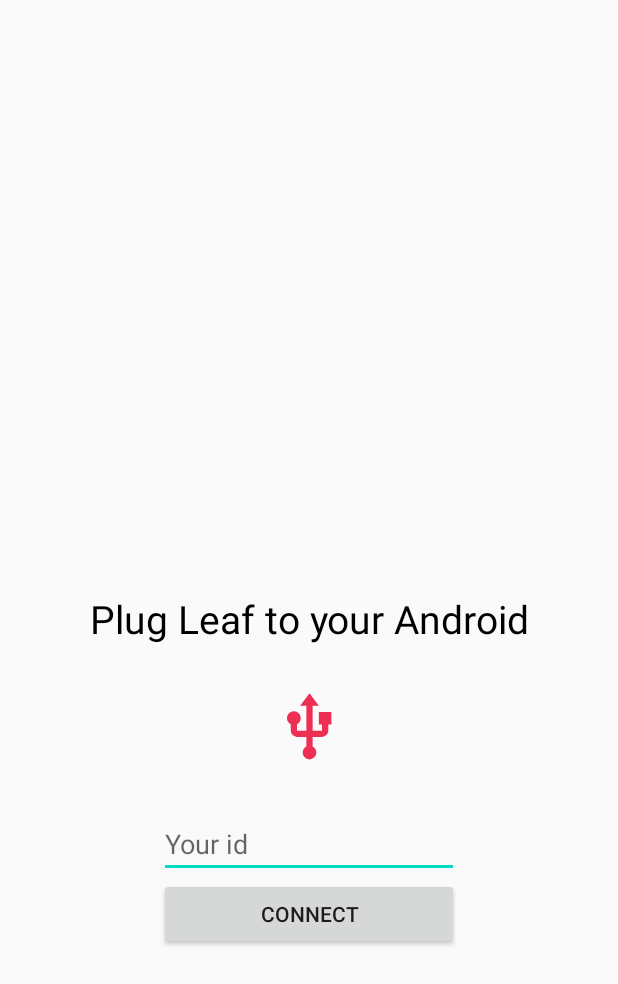
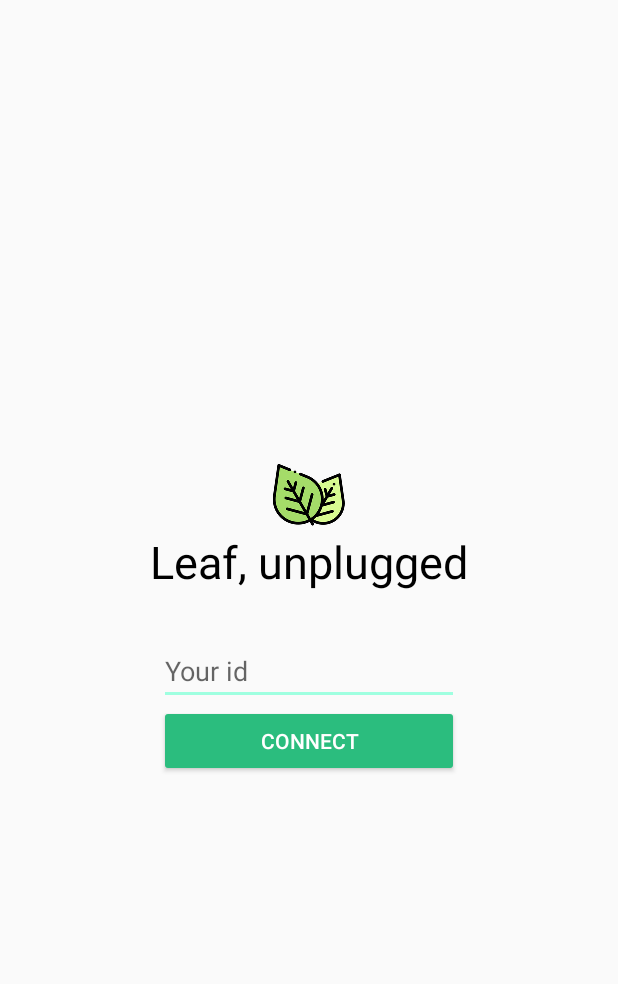
Before and after one commit to wwleaf/android-app, an Android app: the layout activity_main.xml on its own in the app's theme, with its tools: preview values and no code run, on a phone screen of 412 x 824 dp. Shown: the top 984 px of the screen. Run offline under Robolectric (Android 15) with nearby library versions, the phone set to English and light mode, and no system bars.

Commit message:
cleaned landing page

```diff
--- a/app/src/main/java/me/aflak/leaf/main/presenter/MainPresenterImpl.java
+++ b/app/src/main/java/me/aflak/leaf/main/presenter/MainPresenterImpl.java
@@ -30,6 +30,7 @@ public class MainPresenterImpl implements MainPresenter {
     public void onCreate(Context context) {
         view.hideConnectButton();
         view.hideChat();
+        view.showDisconnectedIcon();
 
         arduino = new Arduino(context);
         interactor.setOnGraphListener(onGraphListener);
--- a/app/src/main/java/me/aflak/leaf/main/view/MainActivity.java
+++ b/app/src/main/java/me/aflak/leaf/main/view/MainActivity.java
@@ -10,7 +10,8 @@ import android.os.Bundle;
 import android.view.View;
 import android.widget.Button;
 import android.widget.EditText;
-import android.widget.ImageView;
+import android.widget.LinearLayout;
+import android.widget.TextView;
 
 import java.util.List;
 
@@ -27,10 +28,10 @@ import me.aflak.leaf.main.dagger.MainModule;
 import me.aflak.leaf.main.presenter.MainPresenter;
 
 public class MainActivity extends AppCompatActivity implements MainView {
-    @BindView(R.id.connection_parent) ConstraintLayout connectionLayout;
-    @BindView(R.id.connection_usb_icon) ImageView icon;
-    @BindView(R.id.connection_connect_button) Button connect;
+    @BindView(R.id.connection_parent) LinearLayout connectionLayout;
+    @BindView(R.id.connection_connect_layout) LinearLayout connectArduinoLayout;
     @BindView(R.id.connection_id) EditText userId;
+    @BindView(R.id.connection_connect_text) TextView textInfo;
 
     @Inject ChatFragment chatFragment;
     @Inject MainPresenter presenter;
@@ -80,22 +81,22 @@ public class MainActivity extends AppCompatActivity implements MainView {
 
     @Override
     public void showConnectedIcon() {
-        icon.setColorFilter(ContextCompat.getColor(this, R.color.connection_usb_icon_connected));
+        textInfo.setTextColor(ContextCompat.getColor(this, R.color.connection_leaf_plugged));
     }
 
     @Override
     public void showDisconnectedIcon() {
-        icon.setColorFilter(ContextCompat.getColor(this, R.color.connection_usb_icon_disconnected));
+        textInfo.setTextColor(ContextCompat.getColor(this, R.color.connection_leaf_unplugged));
     }
 
     @Override
     public void showConnectButton() {
-        connect.setVisibility(View.VISIBLE);
+        connectArduinoLayout.setVisibility(View.VISIBLE);
     }
 
     @Override
     public void hideConnectButton() {
-        connect.setVisibility(View.GONE);
+        connectArduinoLayout.setVisibility(View.GONE);
     }
 
     @Override
--- a/app/src/main/res/layout/activity_main.xml
+++ b/app/src/main/res/layout/activity_main.xml
@@ -3,45 +3,30 @@
     xmlns:tools="http://schemas.android.com/tools"
     android:layout_width="match_parent"
     android:layout_height="match_parent"
-    xmlns:app="http://schemas.android.com/apk/res-auto"
     tools:context=".main.view.MainActivity">
 
-    <androidx.constraintlayout.widget.ConstraintLayout
+    <LinearLayout
         android:id="@+id/connection_parent"
         android:layout_width="match_parent"
-        android:layout_height="match_parent">
+        android:layout_height="match_parent"
+        android:orientation="vertical"
+        android:gravity="center">
 
         <TextView
             android:id="@+id/connection_connect_text"
             android:layout_width="wrap_content"
             android:layout_height="wrap_content"
-            android:text="@string/connection_connect_text"
-            android:textSize="26sp"
+            android:text="@string/connection_leaf_unplugged"
+            android:textSize="30sp"
             android:textColor="@android:color/black"
-            app:layout_constraintLeft_toLeftOf="parent"
-            app:layout_constraintRight_toRightOf="parent"
-            app:layout_constraintTop_toTopOf="parent"
-            app:layout_constraintBottom_toBottomOf="parent"/>
-
-        <ImageView
-            android:id="@+id/connection_usb_icon"
-            android:layout_width="50dp"
-            android:layout_height="50dp"
-            android:src="@drawable/usb"
-            android:tint="@color/connection_usb_icon_disconnected"
-            android:layout_marginTop="30dp"
-            app:layout_constraintLeft_toLeftOf="parent"
-            app:layout_constraintRight_toRightOf="parent"
-            app:layout_constraintTop_toBottomOf="@id/connection_connect_text" />
+            android:drawableTop="@mipmap/ic_launcher"/>
 
         <LinearLayout
+            android:id="@+id/connection_connect_layout"
             android:layout_width="200dp"
             android:layout_height="wrap_content"
             android:orientation="vertical"
-            android:layout_marginTop="30dp"
-            app:layout_constraintTop_toBottomOf="@id/connection_usb_icon"
-            app:layout_constraintLeft_toLeftOf="parent"
-            app:layout_constraintRight_toRightOf="parent">
+            android:layout_marginTop="30dp">
 
             <EditText
                 android:id="@+id/connection_id"
@@ -54,12 +39,13 @@
                 android:id="@+id/connection_connect_button"
                 android:layout_width="match_parent"
                 android:layout_height="wrap_content"
-                android:text="@string/connection_connect_button" />
+                android:text="@string/connection_connect_button"
+                android:textColor="@android:color/white"
+                android:backgroundTint="@color/colorPrimaryDark"/>
 
         </LinearLayout>
 
-
-    </androidx.constraintlayout.widget.ConstraintLayout>
+    </LinearLayout>
 
     <FrameLayout
         android:id="@+id/activity_main_chat_fragment"
--- a/app/src/main/res/values/colors.xml
+++ b/app/src/main/res/values/colors.xml
@@ -1,9 +1,9 @@
 <?xml version="1.0" encoding="utf-8"?>
 <resources>
-    <color name="colorPrimary">#6200EE</color>
-    <color name="colorPrimaryDark">#3700B3</color>
-    <color name="colorAccent">#03DAC5</color>
+    <color name="colorPrimary">#69f0ae</color>
+    <color name="colorPrimaryDark">#2bbd7e</color>
+    <color name="colorAccent">#9fffe0</color>
 
-    <color name="connection_usb_icon_disconnected">#EE2F54</color>
-    <color name="connection_usb_icon_connected">#4BF5A2</color>
+    <color name="connection_leaf_unplugged">#EE2F54</color>
+    <color name="connection_leaf_plugged">#4BF5A2</color>
 </resources>
--- a/app/src/main/res/values/strings.xml
+++ b/app/src/main/res/values/strings.xml
@@ -1,7 +1,8 @@
 <resources>
     <string name="app_name">Leaf</string>
 
-    <string name="connection_connect_text">Plug Leaf to your Android</string>
+    <string name="connection_leaf_unplugged">Leaf, unplugged</string>
+    <string name="connection_leaf_plugged">Leaf is plugged in</string>
     <string name="connection_connect_button">Connect</string>
     <string name="chat_destination_hint">id</string>
     <string name="chat_destination_value">0</string>
--- a/app/src/main/res/values/styles.xml
+++ b/app/src/main/res/values/styles.xml
@@ -1,7 +1,7 @@
 <resources>
 
     <!-- Base application theme. -->
-    <style name="AppTheme" parent="Theme.AppCompat.Light.DarkActionBar">
+    <style name="AppTheme" parent="Theme.AppCompat.Light.NoActionBar">
         <!-- Customize your theme here. -->
         <item name="colorPrimary">@color/colorPrimary</item>
         <item name="colorPrimaryDark">@color/colorPrimaryDark</item>
```
